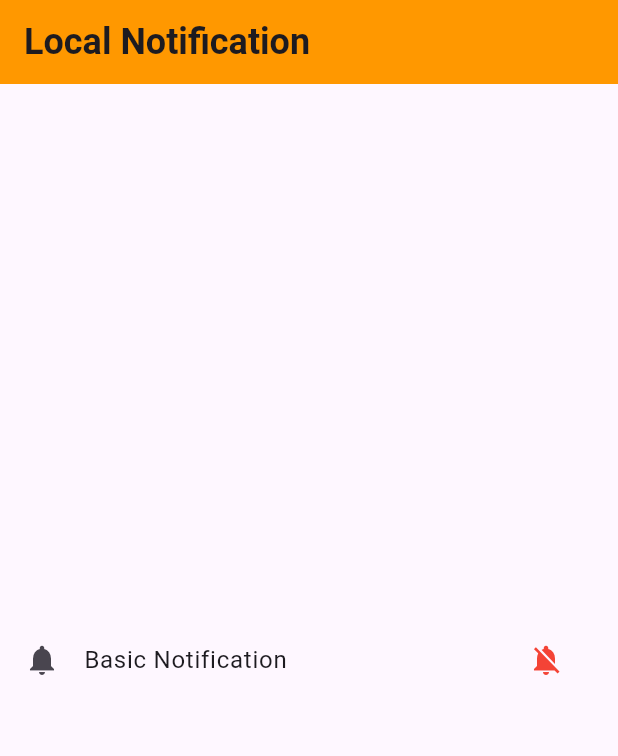
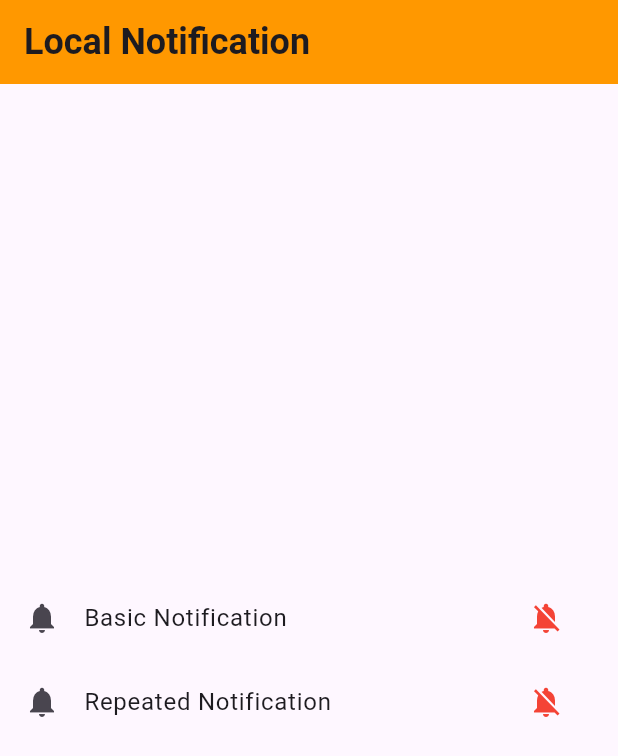
Before and after one commit to mohamedamr77/flutter-local-notification, a Flutter app: the screen it shows after launch, after a tap on the "notifications off" icon, on a phone screen of 412 x 824 dp. Shown: the top 756 px of the screen. Run offline on Flutter 3.47's test engine with Material 3 defaults, Android fonts, the light colour scheme and no system bars; our stand-ins replace flutter_local_notifications.

Commit message:
finish repeated notification

```diff
--- a/lib/home_Screen.dart
+++ b/lib/home_Screen.dart
@@ -22,6 +22,7 @@ class HomeScreen extends StatelessWidget {
           crossAxisAlignment: CrossAxisAlignment.center,
           mainAxisAlignment: MainAxisAlignment.center,
           children: [
+
             ListTile(
               onTap: () {
                 LocalNotificationService.showBasicNotification();
@@ -29,7 +30,26 @@ class HomeScreen extends StatelessWidget {
               leading: const Icon(Icons.notifications),
               title: const Text("Basic Notification"),
               trailing: IconButton(
-                onPressed: () {},
+                onPressed: () {
+                  LocalNotificationService.cancelNotification(id: 0);
+                },
+                icon: const Icon(
+                  Icons.notifications_off,
+                  color: Colors.red,
+                ),
+              ),
+            ) ,
+
+            ListTile(
+              onTap: () {
+                LocalNotificationService.showRepeatedNotification();
+                },
+              leading: const Icon(Icons.notifications),
+              title: const Text("Repeated Notification"),
+              trailing: IconButton(
+                onPressed: () {
+                  LocalNotificationService.cancelNotification(id: 1);
+                },
                 icon: const Icon(
                   Icons.notifications_off,
                   color: Colors.red,
--- a/lib/local_notification_service.dart
+++ b/lib/local_notification_service.dart
@@ -38,4 +38,29 @@ class LocalNotificationService {
         details,
         payload: "Payload Data");
   }
+
+  static void showRepeatedNotification() async {
+    NotificationDetails details = const NotificationDetails(
+      android: AndroidNotificationDetails(
+        // line 27 and 28 to show notification above screen
+        //delte storage before add two this line
+        importance: Importance.max,
+        priority: Priority.high,
+        "id 2", //channel id
+        "Repeated notification ", //cahnnel name
+      ),
+    );
+    await flutterLocalNotificationsPlugin.periodicallyShow(
+        1, //id
+        "Repeated Notification", //title
+        "Repeated Body", //body
+        RepeatInterval.everyMinute,
+        details,
+        payload: "Payload Data");
+  }
+
+  static void cancelNotification({required int id})async{
+    await flutterLocalNotificationsPlugin.cancel(id);
+  }
+
 }
```
